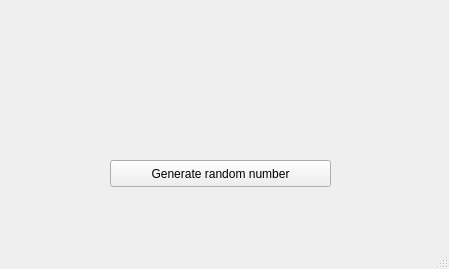
The window that dice-simulation/mainwindow.ui (ignabelitzky/gui-dice-simulation) describes before a commit, drawn with Qt 5.
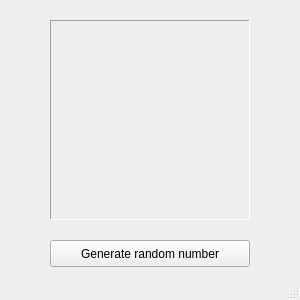
The same window after the commit.

```diff
--- a/dice-simulation/mainwindow.ui
+++ b/dice-simulation/mainwindow.ui
@@ -6,10 +6,16 @@
    <rect>
     <x>0</x>
     <y>0</y>
-    <width>449</width>
-    <height>269</height>
+    <width>300</width>
+    <height>300</height>
    </rect>
   </property>
+  <property name="sizePolicy">
+   <sizepolicy hsizetype="Fixed" vsizetype="Fixed">
+    <horstretch>0</horstretch>
+    <verstretch>0</verstretch>
+   </sizepolicy>
+  </property>
   <property name="windowTitle">
    <string>MainWindow</string>
   </property>
@@ -17,10 +23,10 @@
    <widget class="QLabel" name="outputLabel">
     <property name="geometry">
      <rect>
-      <x>120</x>
-      <y>50</y>
-      <width>211</width>
-      <height>61</height>
+      <x>60</x>
+      <y>30</y>
+      <width>180</width>
+      <height>180</height>
      </rect>
     </property>
     <property name="font">
@@ -28,19 +34,37 @@
       <pointsize>30</pointsize>
      </font>
     </property>
+    <property name="autoFillBackground">
+     <bool>false</bool>
+    </property>
+    <property name="frameShape">
+     <enum>QFrame::NoFrame</enum>
+    </property>
+    <property name="frameShadow">
+     <enum>QFrame::Sunken</enum>
+    </property>
+    <property name="lineWidth">
+     <number>0</number>
+    </property>
     <property name="text">
      <string/>
     </property>
     <property name="alignment">
      <set>Qt::AlignCenter</set>
     </property>
+    <property name="wordWrap">
+     <bool>true</bool>
+    </property>
+    <property name="margin">
+     <number>0</number>
+    </property>
    </widget>
    <widget class="QPushButton" name="pushButton">
     <property name="geometry">
      <rect>
-      <x>110</x>
-      <y>160</y>
-      <width>221</width>
+      <x>50</x>
+      <y>240</y>
+      <width>200</width>
       <height>27</height>
      </rect>
     </property>
@@ -48,16 +72,48 @@
      <string>Generate random number</string>
     </property>
    </widget>
-  </widget>
-  <widget class="QMenuBar" name="menubar">
-   <property name="geometry">
-    <rect>
-     <x>0</x>
-     <y>0</y>
-     <width>449</width>
-     <height>24</height>
-    </rect>
-   </property>
+   <widget class="QLabel" name="ouputLabelFrame">
+    <property name="geometry">
+     <rect>
+      <x>50</x>
+      <y>20</y>
+      <width>200</width>
+      <height>200</height>
+     </rect>
+    </property>
+    <property name="font">
+     <font>
+      <pointsize>30</pointsize>
+     </font>
+    </property>
+    <property name="autoFillBackground">
+     <bool>false</bool>
+    </property>
+    <property name="frameShape">
+     <enum>QFrame::Panel</enum>
+    </property>
+    <property name="frameShadow">
+     <enum>QFrame::Sunken</enum>
+    </property>
+    <property name="text">
+     <string notr="true"/>
+    </property>
+    <property name="scaledContents">
+     <bool>true</bool>
+    </property>
+    <property name="alignment">
+     <set>Qt::AlignCenter</set>
+    </property>
+    <property name="wordWrap">
+     <bool>true</bool>
+    </property>
+    <property name="margin">
+     <number>0</number>
+    </property>
+   </widget>
+   <zorder>pushButton</zorder>
+   <zorder>ouputLabelFrame</zorder>
+   <zorder>outputLabel</zorder>
   </widget>
   <widget class="QStatusBar" name="statusbar"/>
  </widget>
```
Left out of the diff: 7 changed lines with no effect on the pictures.
